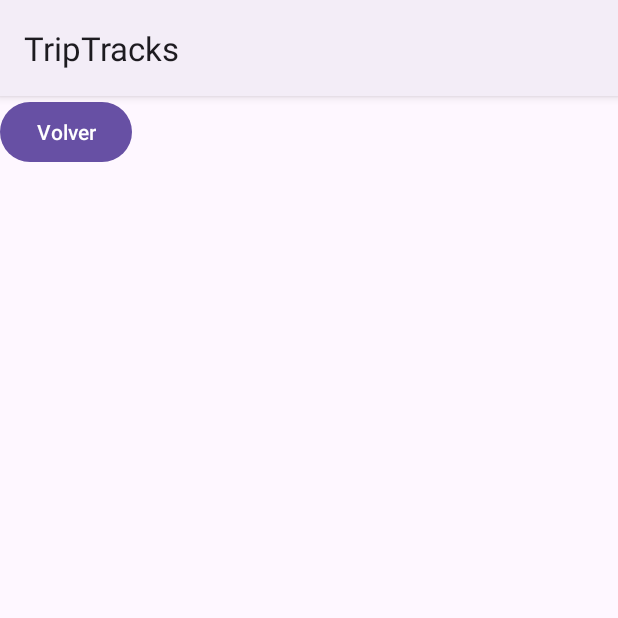
After one commit to NicolasrRodriguez/Trabajo-Tutelado-PS-Q2_2, an Android app: the ImagesActivityVIew screen opened directly, with no data from a screen before it, on a phone screen of 412 x 824 dp, the top half of it. The commit adds this screen. Run offline under Robolectric (Android 15) with nearby library versions, the light colour scheme and no system bars; our stand-ins replace Firebase (no records; nobody signed in at launch, a user with empty details on screens opened directly).

Commit message:
Creada actividad para ver imagenes

```diff
--- /dev/null
+++ b/app/src/main/java/com/example/triptracks/Presenter/ImagesActivityVIew.java
@@ -0,0 +1,39 @@
+package com.example.triptracks.Presenter;
+
+import androidx.appcompat.app.AppCompatActivity;
+
+import android.content.Intent;
+import android.os.Bundle;
+import android.view.View;
+
+import com.example.triptracks.Datos.FirebaseAuthData;
+import com.example.triptracks.R;
+import com.example.triptracks.databinding.ActivityImagesViewBinding;
+
+public class ImagesActivityVIew extends AppCompatActivity implements View.OnClickListener {
+
+    ActivityImagesViewBinding binding;
+
+    private String UserEmail;
+
+    private FirebaseAuthData firebaseAuth = new FirebaseAuthData();
+    @Override
+    protected void onCreate(Bundle savedInstanceState) {
+        super.onCreate(savedInstanceState);
+        binding = ActivityImagesViewBinding.inflate(getLayoutInflater());
+        setContentView(binding.getRoot());
+        UserEmail = firebaseAuth.email();
+        binding.botonVolver.setOnClickListener(this);
+
+
+    }
+
+    @Override
+    public void onClick(View v) {
+        if(v == binding.botonVolver){
+            Intent resultIntent = new Intent();;
+            this.setResult(ItineraryDetailActivity.RESULT_OK, resultIntent);
+            this.finish();
+        }
+    }
+}
--- /dev/null
+++ b/app/src/main/res/layout/activity_images_view.xml
@@ -0,0 +1,15 @@
+<?xml version="1.0" encoding="utf-8"?>
+<LinearLayout xmlns:android="http://schemas.android.com/apk/res/android"
+    xmlns:app="http://schemas.android.com/apk/res-auto"
+    xmlns:tools="http://schemas.android.com/tools"
+    android:layout_width="match_parent"
+    android:layout_height="match_parent"
+    tools:context=".Presenter.ImagesActivityVIew">
+
+    <Button
+        android:id="@+id/boton_volver"
+        android:layout_width="wrap_content"
+        android:layout_height="wrap_content"
+        android:text="Volver"></Button>
+
+</LinearLayout>
--- a/app/src/main/res/menu/itinirary_detail_menu.xml
+++ b/app/src/main/res/menu/itinirary_detail_menu.xml
@@ -5,6 +5,11 @@
     <item android:id="@+id/menu_compartir"
         android:icon="@android:drawable/ic_input_add"
         android:title="@string/str_compartir"
+        app:showAsAction="ifRoom" />
+
+    <item android:id="@+id/menu_galeria"
+        android:icon="@android:drawable/ic_menu_camera"
+        android:title="@string/galeria"
         app:showAsAction="ifRoom" />
 
     <item
--- a/app/src/main/res/values/strings.xml
+++ b/app/src/main/res/values/strings.xml
@@ -63,5 +63,6 @@
     <string name="modo_oscuro">Modo Oscuro</string>
     <string name="modo_claro">Modo Claro</string>
     <string name="tema">Tema de la aplicación</string>
+    <string name="galeria">Galeria</string>
 
 </resources>
```
Also changed, not shown: app/src/main/AndroidManifest.xml (+5 -2 lines), app/src/main/java/com/example/triptracks/Presenter/ItineraryDetailActivity.java (+16 -0 lines).
